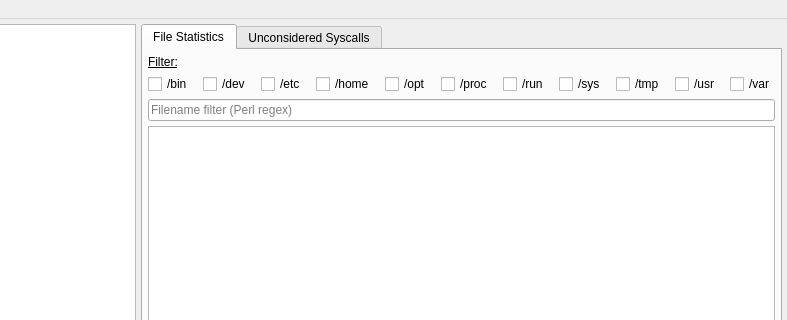
This is iotracegui/view/ui_main_window.ui in nicolasgross/iotrace-gui as Qt 5 draws it before an edit; both pictures show x 213 to 1000 and y 0 to 320 of the 1000 by 532 pixel window. The edited form follows.
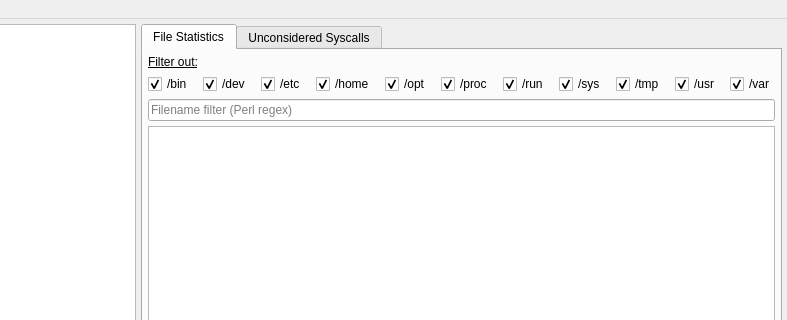
This is the edited form.

Commit message: Invert directory filter

The edit to the form file:
```diff
--- a/iotracegui/view/ui_main_window.ui
+++ b/iotracegui/view/ui_main_window.ui
@@ -89,7 +89,7 @@
         <item>
          <widget class="QLabel" name="label">
           <property name="text">
-           <string>&lt;u&gt;Filter:&lt;/u&gt;</string>
+           <string>&lt;u&gt;Filter out:&lt;/u&gt;</string>
           </property>
          </widget>
         </item>
@@ -103,6 +103,9 @@
             <property name="text">
              <string>/bin</string>
             </property>
+            <property name="checked">
+             <bool>true</bool>
+            </property>
            </widget>
           </item>
           <item>
@@ -110,6 +113,9 @@
             <property name="text">
              <string>/dev</string>
             </property>
+            <property name="checked">
+             <bool>true</bool>
+            </property>
            </widget>
           </item>
           <item>
@@ -117,6 +123,9 @@
             <property name="text">
              <string>/etc</string>
             </property>
+            <property name="checked">
+             <bool>true</bool>
+            </property>
            </widget>
           </item>
           <item>
@@ -124,6 +133,9 @@
             <property name="text">
              <string>/home</string>
             </property>
+            <property name="checked">
+             <bool>true</bool>
+            </property>
            </widget>
           </item>
           <item>
@@ -131,6 +143,9 @@
             <property name="text">
              <string>/opt</string>
             </property>
+            <property name="checked">
+             <bool>true</bool>
+            </property>
            </widget>
           </item>
           <item>
@@ -138,6 +153,9 @@
             <property name="text">
              <string>/proc</string>
             </property>
+            <property name="checked">
+             <bool>true</bool>
+            </property>
            </widget>
           </item>
           <item>
@@ -145,6 +163,9 @@
             <property name="text">
              <string>/run</string>
             </property>
+            <property name="checked">
+             <bool>true</bool>
+            </property>
            </widget>
           </item>
           <item>
@@ -152,6 +173,9 @@
             <property name="text">
              <string>/sys</string>
             </property>
+            <property name="checked">
+             <bool>true</bool>
+            </property>
            </widget>
           </item>
           <item>
@@ -159,6 +183,9 @@
             <property name="text">
              <string>/tmp</string>
             </property>
+            <property name="checked">
+             <bool>true</bool>
+            </property>
            </widget>
           </item>
           <item>
@@ -166,6 +193,9 @@
             <property name="text">
              <string>/usr</string>
             </property>
+            <property name="checked">
+             <bool>true</bool>
+            </property>
            </widget>
           </item>
           <item>
@@ -173,6 +203,9 @@
             <property name="text">
              <string>/var</string>
             </property>
+            <property name="checked">
+             <bool>true</bool>
+            </property>
            </widget>
           </item>
          </layout>
```
The commit also changes 2 other files.
